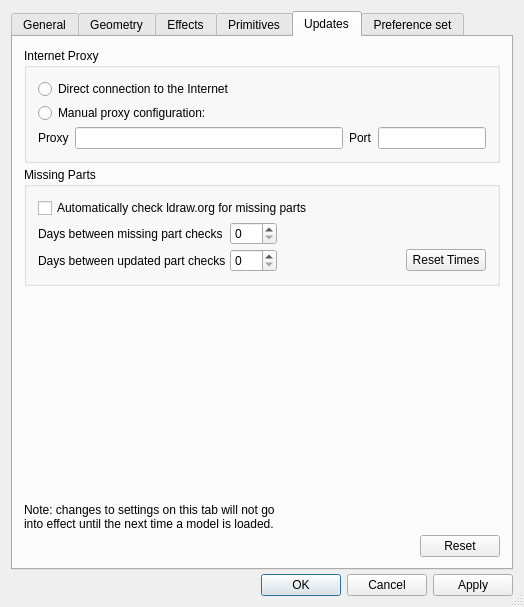
Qt form ldvlib/LDVQt/LDVPreferencesPanel.ui (trevorsandy/lpub3d-ci) before a commit.
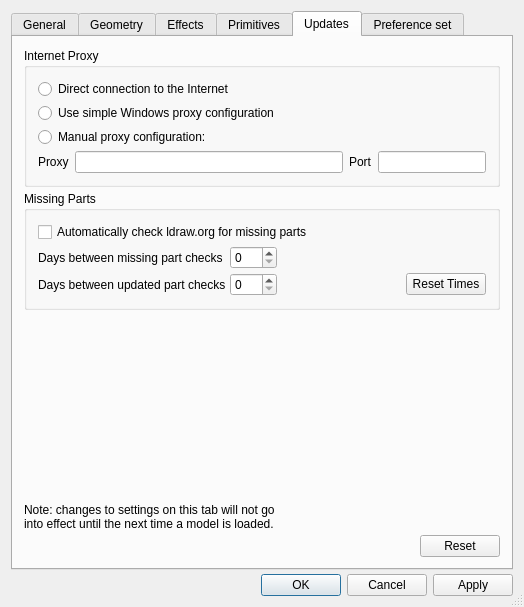
The same form after that commit. The open tabs and pages were chosen to show the change. Icons and pictures are not drawn.

Commit message: Add simple proxy config button to Windows preferences UI #431

Diff of the .ui file:
```diff
--- a/ldvlib/LDVQt/LDVPreferencesPanel.ui
+++ b/ldvlib/LDVQt/LDVPreferencesPanel.ui
@@ -3490,6 +3490,13 @@
             </property>
            </widget>
           </item>
+          <item>
+           <widget class="QRadioButton" name="updatesWindowsproxyButton">
+            <property name="text">
+             <string>Use simple Windows proxy configuration</string>
+            </property>
+           </widget>
+          </item>
           <item>
            <widget class="QRadioButton" name="updatesProxyButton">
             <property name="text">
```
Left out of the diff: 2 changed lines with no effect on the pictures. The commit also changes 11 other files.
